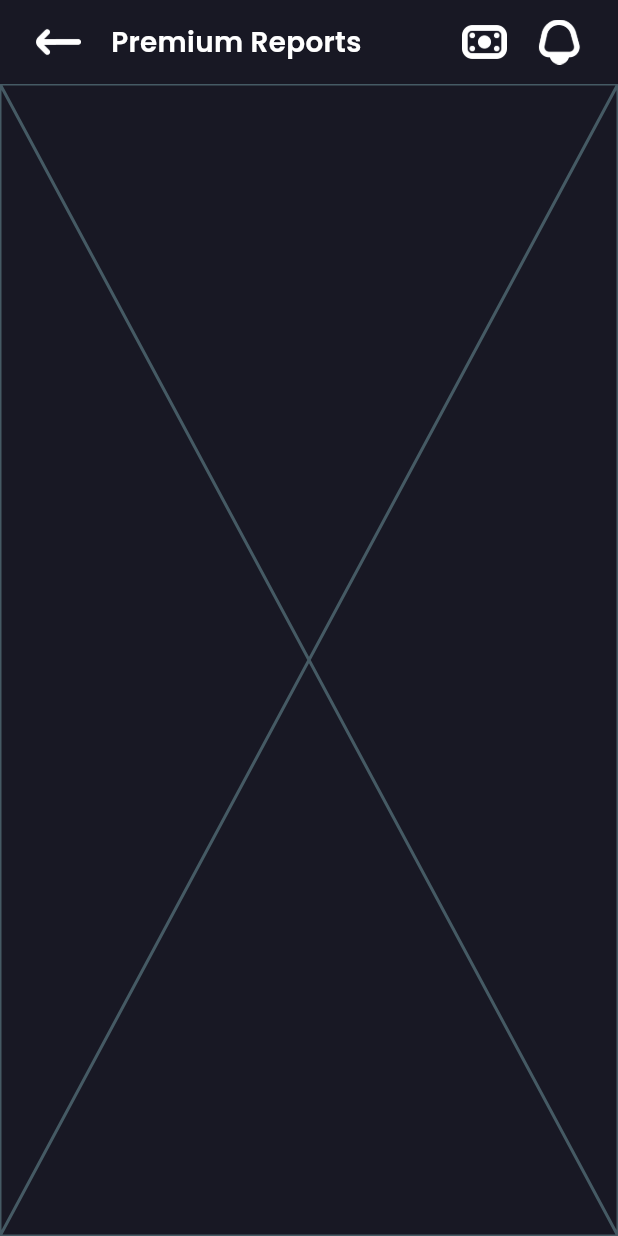
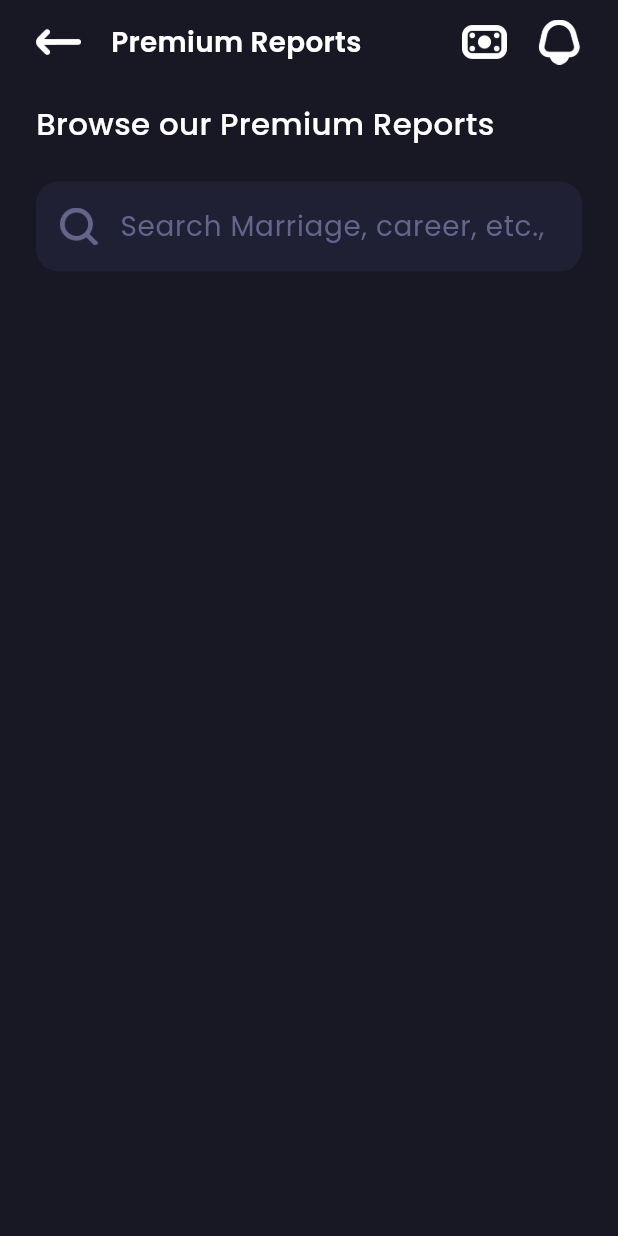
Before and after one commit to marcolous/Flutter-Site_Galleria, a Flutter app: the screen it shows after launch, on a phone screen of 412 x 824 dp. Run offline on Flutter 3.47's test engine with Material 3 defaults, Android fonts, the phone set to English and light mode, and no system bars; our stand-ins replace gap.

Commit message:
finish search widget

```diff
--- /dev/null
+++ b/lib/core/utils/no_bounce_scroll_behavior.dart
@@ -0,0 +1,13 @@
+import 'package:flutter/material.dart';
+
+class NoBounceScrollBehavior extends ScrollBehavior {
+  Widget buildViewportChrome(
+      BuildContext context, Widget child, AxisDirection axisDirection) {
+    return child;
+  }
+
+  @override
+  ScrollPhysics getScrollPhysics(BuildContext context) {
+    return const ClampingScrollPhysics();
+  }
+}
--- /dev/null
+++ b/lib/details_screen/widget/custom_padding.dart
@@ -0,0 +1,16 @@
+import 'package:flutter/material.dart';
+
+class CustomPadding extends StatelessWidget {
+  const CustomPadding({super.key, required this.child});
+  final Widget child;
+
+  @override
+  Widget build(BuildContext context) {
+    return Padding(
+      padding: const EdgeInsets.symmetric(
+        horizontal: 24,
+      ),
+      child: child,
+    );
+  }
+}
--- a/lib/details_screen/widget/details_screen_body.dart
+++ b/lib/details_screen/widget/details_screen_body.dart
@@ -1,10 +1,30 @@
 import 'package:flutter/material.dart';
+import 'package:gap/gap.dart';
+import 'package:site_galleria/core/utils/no_bounce_scroll_behavior.dart';
+import 'package:site_galleria/core/utils/styles.dart';
+import 'package:site_galleria/details_screen/widget/custom_padding.dart';
+import 'package:site_galleria/details_screen/widget/search_widget.dart';
 
 class DetailsScreenBody extends StatelessWidget {
   const DetailsScreenBody({super.key});
 
   @override
   Widget build(BuildContext context) {
-    return const Placeholder();
+    return ScrollConfiguration(
+      behavior: NoBounceScrollBehavior(),
+      child: ListView(
+        children: [
+          const Gap(12),
+          CustomPadding(
+            child: Text(
+              'Browse our Premium Reports',
+              style: Styles.style20Med(context),
+            ),
+          ),
+          const Gap(24),
+          const SearchWidget()
+        ],
+      ),
+    );
   }
 }
--- /dev/null
+++ b/lib/details_screen/widget/search_widget.dart
@@ -0,0 +1,42 @@
+import 'package:flutter/material.dart';
+import 'package:gap/gap.dart';
+import 'package:site_galleria/core/utils/app_images.dart';
+import 'package:site_galleria/core/utils/styles.dart';
+
+class SearchWidget extends StatelessWidget {
+  const SearchWidget({super.key});
+
+  @override
+  Widget build(BuildContext context) {
+    TextStyle hintStyle = Styles.style18Reg(context);
+    return Container(
+      padding: const EdgeInsets.symmetric(horizontal: 16),
+      margin: const EdgeInsets.symmetric(horizontal: 24),
+      height: 60,
+      decoration: BoxDecoration(
+        color: const Color(0xff1F2033),
+        borderRadius: BorderRadius.circular(15),
+      ),
+      child: Row(
+        children: [
+          SizedBox(
+            width: 25,
+            height: 25,
+            child: AppImages.search,
+          ),
+          const Gap(15),
+          Expanded(
+            child: TextField(
+              style: hintStyle,
+              decoration: InputDecoration(
+                hintText: 'Search Marriage, career, etc.,',
+                hintStyle: hintStyle,
+                border: InputBorder.none,
+              ),
+            ),
+          ),
+        ],
+      ),
+    );
+  }
+}
```
Also changed, not shown: lib/core/utils/styles.dart (+22 -19 lines).
